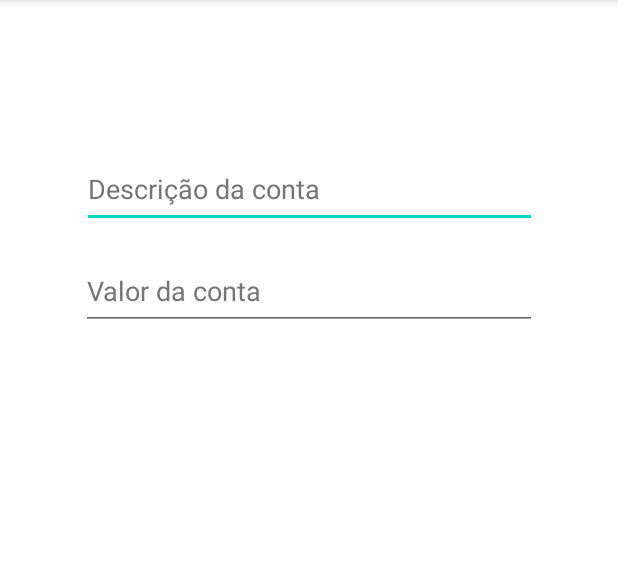
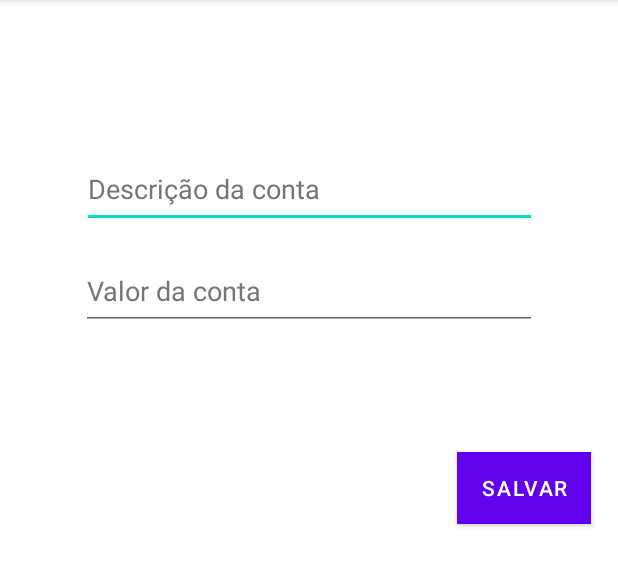
Before and after one commit to victorftrdba/app-finances-management, an Android app: the screen it shows after launch (DetailsActivity), in the options menu, after a tap on "Adicionar finança", on a phone screen of 412 x 824 dp, the part 84-671 px from its top. Run offline under Robolectric (Android 15) with nearby library versions, the phone set to English and light mode, and no system bars.

Commit message:
Melhorando UX

```diff
--- a/app/src/main/java/com/example/atpdevmobilejava/controller/DetailsActivity.java
+++ b/app/src/main/java/com/example/atpdevmobilejava/controller/DetailsActivity.java
@@ -19,6 +19,7 @@ public class DetailsActivity extends AppCompatActivity {
     EditText nameTextView;
     EditText valueTextView;
     Button button;
+    Button button2;
     int index;
 
     @Override
@@ -28,6 +29,7 @@ public class DetailsActivity extends AppCompatActivity {
         nameTextView = findViewById(R.id.nameTextView);
         valueTextView = findViewById(R.id.valueTextView);
         button = findViewById(R.id.button);
+        button2 = findViewById(R.id.button2);
 
         Bundle extra = getIntent().getExtras();
         index = extra.getInt("index");
@@ -43,16 +45,9 @@ public class DetailsActivity extends AppCompatActivity {
                 }
             });
         }
-    }
-
-    void goToOptionActivity (int index) {
-        Intent intent = new Intent(DetailsActivity.this, OptionsActivity.class);
-        intent.putExtra("index", index);
-        startActivity(intent);
-    }
-
+        button2.setOnClickListener(new View.OnClickListener() {
             @Override
-    public void onBackPressed() {
+            public void onClick(View view) {
                 String name = nameTextView.getText().toString();
                 String value = valueTextView.getText().toString();
 
@@ -72,14 +67,27 @@ public class DetailsActivity extends AppCompatActivity {
                     AlertDialog.Builder builder = new AlertDialog.Builder(DetailsActivity.this);
                     builder.setTitle(R.string.attention);
                     builder.setMessage(R.string.attention_description);
-            builder.setPositiveButton(android.R.string.yes, new DialogInterface.OnClickListener() {
+                    builder.setPositiveButton("Voltar mesmo assim", new DialogInterface.OnClickListener() {
                         @Override
                         public void onClick(DialogInterface dialogInterface, int i) {
                             finish();
                         }
                     });
-            builder.setNegativeButton(android.R.string.no, null);
+                    builder.setNegativeButton("Corrigir", null);
                     builder.create().show();
                 }
             }
+        });
     }
+
+    void goToOptionActivity (int index) {
+        Intent intent = new Intent(DetailsActivity.this, OptionsActivity.class);
+        intent.putExtra("index", index);
+        startActivity(intent);
+    }
+
+    @Override
+    public void onBackPressed() {
+        finish();
+    }
+}
--- a/app/src/main/res/layout/activity_details.xml
+++ b/app/src/main/res/layout/activity_details.xml
@@ -45,7 +45,7 @@
         android:layout_height="wrap_content"
         android:layout_marginStart="250dp"
         android:layout_marginTop="49dp"
-        android:layout_marginEnd="50dp"
+        android:layout_marginEnd="160dp"
         android:layout_marginBottom="388dp"
         android:background="#000000"
         android:text="@string/op_es"
@@ -56,4 +56,20 @@
         app:layout_constraintTop_toBottomOf="@+id/valueTextView"
         app:layout_constraintVertical_bias="0.49"
         app:rippleColor="#000000" />
+
+    <Button
+        android:id="@+id/button2"
+        android:layout_width="wrap_content"
+        android:layout_height="wrap_content"
+        android:layout_marginStart="4dp"
+        android:layout_marginTop="62dp"
+        android:layout_marginEnd="15dp"
+        android:layout_marginBottom="400dp"
+        android:background="#000000"
+        android:text="@string/salvar"
+        app:layout_constraintBottom_toBottomOf="parent"
+        app:layout_constraintEnd_toEndOf="parent"
+        app:layout_constraintStart_toEndOf="@+id/button"
+        app:layout_constraintTop_toBottomOf="@+id/valueTextView"
+        app:rippleColor="#000000" />
 </androidx.constraintlayout.widget.ConstraintLayout>
--- a/app/src/main/res/values/strings.xml
+++ b/app/src/main/res/values/strings.xml
@@ -15,4 +15,5 @@
     <string name="paga">Paga</string>
     <string name="em_aberto">Em aberto</string>
     <string name="op_es">Opções</string>
+    <string name="salvar">Salvar</string>
 </resources>
```
Lines whose indentation alone changed are shown as unchanged.
